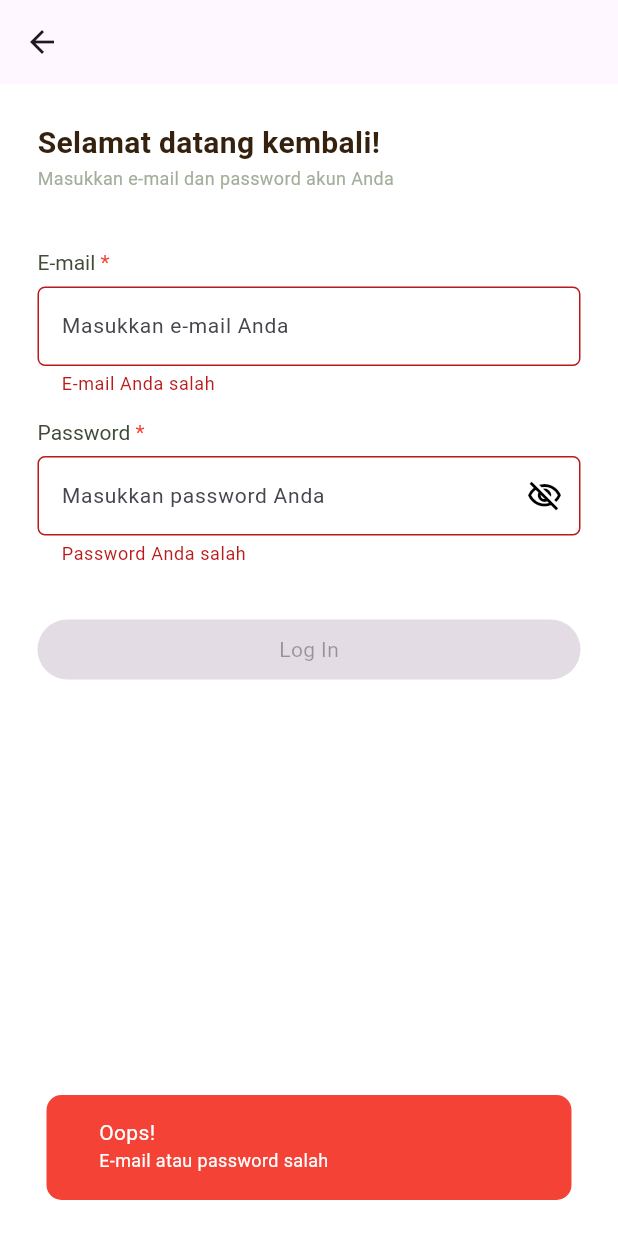
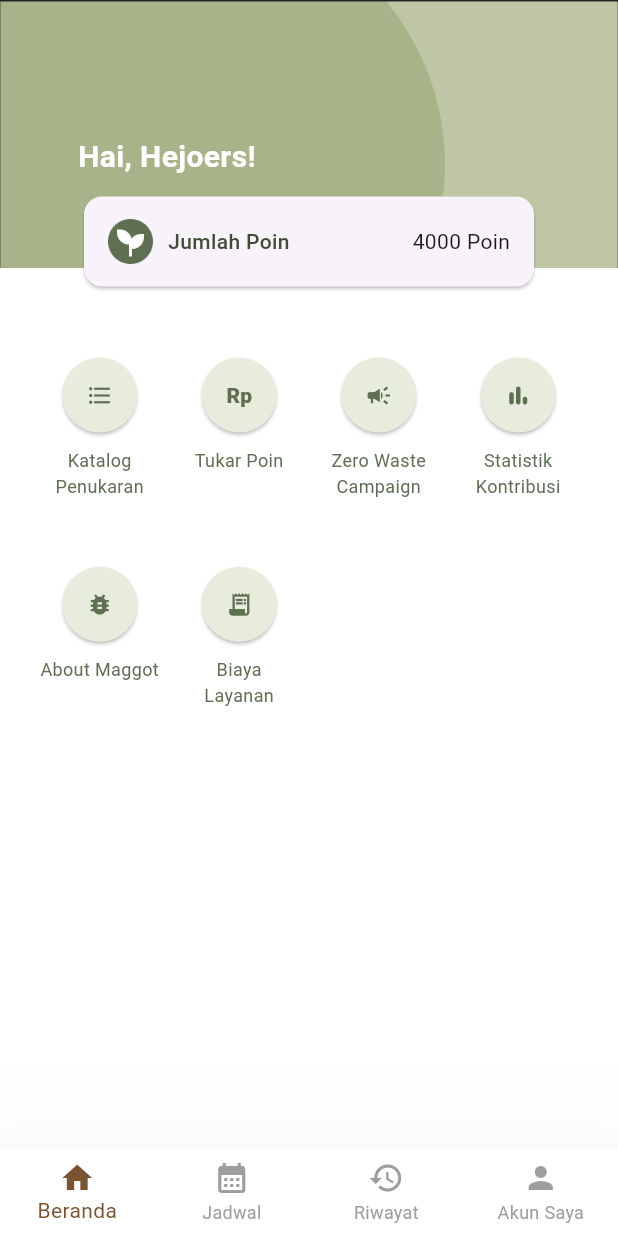
Before and after one commit to frendysanusi05/hejokeun, a Flutter app: the LoginScreen screen opened by its route, after a tap on "Log In", on a phone screen of 412 x 824 dp. Run offline on Flutter 3.47's test engine with Material 3 defaults, Android fonts, the phone set to English and light mode, and no system bars; our stand-ins replace cloud_firestore, firebase_auth, firebase_core, google_sign_in; accounts and stored records are empty.

Commit message:
feat: add main screen

```diff
--- a/lib/main.dart
+++ b/lib/main.dart
@@ -1,8 +1,9 @@
 import 'package:firebase_core/firebase_core.dart';
 import 'package:flutter/material.dart';
+import 'package:hejokeun/screens/home_screen.dart';
 import 'package:hejokeun/screens/signup_successful_screen.dart';
 import 'firebase_options.dart';
-
+import 'package:hejokeun/screens/main_screen.dart';
 import 'package:hejokeun/screens/signup_screen.dart';
 import 'package:hejokeun/screens/login_screen.dart';
 import 'package:hejokeun/screens/welcome_screen.dart';
@@ -34,6 +35,8 @@ class MyApp extends StatelessWidget {
         LoginScreen.id: (context) => const LoginScreen(),
         SignUpSuccessfullScreen.id: (context) =>
             const SignUpSuccessfullScreen(),
+        MainScreen.id: (context) => const MainScreen(),
+        HomeScreen.id: (context) => const HomeScreen(),
       },
     );
   }
--- /dev/null
+++ b/lib/screens/home_screen.dart
@@ -0,0 +1,230 @@
+import 'package:flutter/material.dart';
+import 'package:hejokeun/components/components.dart';
+import 'package:hejokeun/utils/constants.dart';
+
+class HomeScreen extends StatelessWidget {
+  const HomeScreen({super.key});
+  static String id = 'home_screen';
+
+  @override
+  Widget build(BuildContext context) {
+    return Column(
+      children: [
+        const Stack(
+          alignment: Alignment.topCenter,
+          clipBehavior: Clip.none,
+          children: [
+            TopScreenImage(
+              screenImageName: 'main_backdrop.png',
+            ),
+            Positioned(
+                top: 90,
+                child: Flex(
+                  direction: Axis.vertical,
+                  mainAxisAlignment: MainAxisAlignment.start,
+                  crossAxisAlignment: CrossAxisAlignment.start,
+                  children: [
+                    Text('Hai, Hejoers!',
+                        style: TextStyle(
+                            color: Colors.white,
+                            fontSize: kH5,
+                            fontWeight: FontWeight.w600)),
+                    SizedBox(height: 8),
+                    Card(
+                      surfaceTintColor: Colors.white,
+                      child: SizedBox(
+                          width: 300,
+                          height: 60,
+                          child: Padding(
+                            padding: EdgeInsets.only(left: 16, right: 16),
+                            child: Flex(
+                              direction: Axis.horizontal,
+                              children: [
+                                Flex(
+                                  direction: Axis.horizontal,
+                                  children: [
+                                    TopScreenImage(
+                                      screenImageName: "psychiatry.png",
+                                      width: 30,
+                                      height: 30,
+                                    ),
+                                    SizedBox(
+                                      width: 10,
+                                    ),
+                                    Text("Jumlah Poin",
+                                        style: TextStyle(
+                                            color: kAG0,
+                                            fontSize: kBS3,
+                                            fontWeight: FontWeight.w500)),
+                                  ],
+                                ),
+                                Spacer(),
+                                Text("4000 Poin")
+                              ],
+                            ),
+                          )),
+                    ),
+                  ],
+                ))
+          ],
+        ),
+        const SizedBox(height: 60),
+        Expanded(
+          child: GridView.count(
+              childAspectRatio: (1 / 1.5),
+              padding: const EdgeInsets.only(left: 20, right: 20),
+              crossAxisCount: 4,
+              children: [
+                Flex(
+                  direction: Axis.vertical,
+                  children: [
+                    ElevatedButton(
+                      onPressed: () {},
+                      style: ElevatedButton.styleFrom(
+                          backgroundColor: kLG4,
+                          foregroundColor: kLG5,
+                          shape: const CircleBorder(),
+                          padding: const EdgeInsets.all(5),
+                          fixedSize: const Size(50, 50)),
+                      child:
+                          const Icon(Icons.format_list_bulleted, color: kAG1),
+                    ),
+                    const SizedBox(
+                      height: 10,
+                    ),
+                    const Text("Katalog Penukaran",
+                        textAlign: TextAlign.center,
+                        style: TextStyle(
+                          color: kAG1,
+                          fontSize: kBR4,
+                        )),
+                  ],
+                ),
+                Flex(
+                  direction: Axis.vertical,
+                  children: [
+                    ElevatedButton(
+                      onPressed: () {},
+                      style: ElevatedButton.styleFrom(
+                          backgroundColor: kLG4,
+                          foregroundColor: kLG5,
+                          shape: const CircleBorder(),
+                          padding: const EdgeInsets.all(5),
+                          fixedSize: const Size(50, 50)),
+                      child: const Text("Rp",
+                          style: TextStyle(
+                              color: kAG1, fontWeight: FontWeight.w900)),
+                    ),
+                    const SizedBox(
+                      height: 10,
+                    ),
+                    const Text("Tukar Poin",
+                        textAlign: TextAlign.center,
+                        style: TextStyle(
+                          color: kAG1,
+                          fontSize: kBR4,
+                        )),
+                  ],
+                ),
+                Flex(
+                  direction: Axis.vertical,
+                  children: [
+                    ElevatedButton(
+                      onPressed: () {},
+                      style: ElevatedButton.styleFrom(
+                          backgroundColor: kLG4,
+                          foregroundColor: kLG5,
+                          shape: const CircleBorder(),
+                          padding: const EdgeInsets.all(5),
+                          fixedSize: const Size(50, 50)),
+                      child: const Icon(Icons.campaign, color: kAG1),
+                    ),
+                    const SizedBox(
+                      height: 10,
+                    ),
+                    const Text("Zero Waste Campaign",
+                        textAlign: TextAlign.center,
+                        style: TextStyle(
+                          color: kAG1,
+                          fontSize: kBR4,
+                        )),
+                  ],
+                ),
+                Flex(
+                  direction: Axis.vertical,
+                  children: [
+                    ElevatedButton(
+                      onPressed: () {},
+                      style: ElevatedButton.styleFrom(
+                          backgroundColor: kLG4,
+                          foregroundColor: kLG5,
+                          shape: const CircleBorder(),
+                          padding: const EdgeInsets.all(5),
+                          fixedSize: const Size(50, 50)),
+                      child: const Icon(Icons.bar_chart_rounded, color: kAG1),
+                    ),
+                    const SizedBox(
+                      height: 10,
+                    ),
+                    const Text("Statistik Kontribusi",
+                        textAlign: TextAlign.center,
+                        style: TextStyle(
+                          color: kAG1,
+                          fontSize: kBR4,
+                        )),
+                  ],
+                ),
+                Flex(
+                  direction: Axis.vertical,
+                  children: [
+                    ElevatedButton(
+                      onPressed: () {},
+                      style: ElevatedButton.styleFrom(
+                          backgroundColor: kLG4,
+                          foregroundColor: kLG5,
+                          shape: const CircleBorder(),
+                          padding: const EdgeInsets.all(5),
+                          fixedSize: const Size(50, 50)),
+                      child: const Icon(Icons.bug_report, color: kAG1),
+                    ),
+                    const SizedBox(
+                      height: 10,
+                    ),
+                    const Text("About Maggot",
+                        textAlign: TextAlign.center,
+                        style: TextStyle(
+                          color: kAG1,
+                          fontSize: kBR4,
+                        )),
+                  ],
+                ),
+                Flex(
+                  direction: Axis.vertical,
+                  children: [
+                    ElevatedButton(
+                      onPressed: () {},
+                      style: ElevatedButton.styleFrom(
+                          backgroundColor: kLG4,
+                          foregroundColor: kLG5,
+                          shape: const CircleBorder(),
+                          padding: const EdgeInsets.all(5),
+                          fixedSize: const Size(50, 50)),
+                      child: const Icon(Icons.receipt_long, color: kAG1),
+                    ),
+                    const SizedBox(
+                      height: 10,
+                    ),
+                    const Text("Biaya\nLayanan",
+                        textAlign: TextAlign.center,
+                        style: TextStyle(
+                          color: kAG1,
+                          fontSize: kBR4,
+                        )),
+                  ],
+                ),
+              ]),
+        ),
+      ],
+    );
+  }
+}
--- a/lib/screens/login_screen.dart
+++ b/lib/screens/login_screen.dart
@@ -2,6 +2,7 @@ import 'package:firebase_auth/firebase_auth.dart';
 import 'package:hejokeun/auth.dart';
 import 'package:hejokeun/components/components.dart';
 import 'package:flutter/material.dart';
+import 'package:hejokeun/screens/main_screen.dart';
 import 'package:hejokeun/utils/app_regex.dart';
 import 'package:hejokeun/utils/constants.dart';
 
@@ -227,12 +228,15 @@ class _LoginScreenState extends State<LoginScreen> {
               valueListenable: fieldValidNotifier,
               builder: (_, isValid, __) {
                 return CustomButton(
-                  buttonText: 'Log In',
-                  buttonColor: kAG0,
-                  textColor: Colors.white,
-                  isDisabled: !isValid,
-                  onPressed: signInWithEmailAndPassword,
-                );
+                    buttonText: 'Log In',
+                    buttonColor: kAG0,
+                    textColor: Colors.white,
+                    isDisabled: !isValid,
+                    onPressed: () {
+                      signInWithEmailAndPassword;
+                      Navigator.pushNamedAndRemoveUntil(
+                          context, MainScreen.id, (route) => false);
+                    });
               },
             )
           ],
--- /dev/null
+++ b/lib/screens/main_screen.dart
@@ -0,0 +1,66 @@
+import 'package:firebase_auth/firebase_auth.dart';
+import 'package:flutter/material.dart';
+import 'package:hejokeun/screens/home_screen.dart';
+import 'package:hejokeun/utils/constants.dart';
+
+class MainScreen extends StatefulWidget {
+  const MainScreen({super.key});
+  static String id = 'main_screen';
+
+  @override
+  State<MainScreen> createState() => _MainScreenState();
+}
+
+class _MainScreenState extends State<MainScreen> {
+  int _selectedIndex = 0;
+  User? user = FirebaseAuth.instance.currentUser;
+  static const List<Widget> _pages = <Widget>[
+    HomeScreen(),
+    Text('Jadwal'),
+    Text('Riwayat'),
+    Text('Akun Saya'),
+  ];
+
+  @override
+  Widget build(BuildContext context) {
+    print(user);
+    return Scaffold(
+      backgroundColor: Colors.white,
+      body: _pages.elementAt(_selectedIndex),
+      bottomNavigationBar: BottomNavigationBar(
+        backgroundColor: Colors.white,
+        elevation: 100,
+        type: BottomNavigationBarType.fixed,
+        showUnselectedLabels: true,
+        unselectedItemColor: Colors.grey,
+        selectedItemColor: kBrown,
+        items: const <BottomNavigationBarItem>[
+          BottomNavigationBarItem(
+            icon: Icon(Icons.home),
+            label: 'Beranda',
+          ),
+          BottomNavigationBarItem(
+            icon: Icon(Icons.calendar_month),
+            label: 'Jadwal',
+          ),
+          BottomNavigationBarItem(
+            icon: Icon(Icons.history),
+            label: 'Riwayat',
+          ),
+          BottomNavigationBarItem(
+            icon: Icon(Icons.person),
+            label: 'Akun Saya',
+          ),
+        ],
+        currentIndex: _selectedIndex,
+        onTap: _onItemTapped,
+      ),
+    );
+  }
+
+  void _onItemTapped(int index) {
+    setState(() {
+      _selectedIndex = index;
+    });
+  }
+}
--- a/lib/screens/welcome_screen.dart
+++ b/lib/screens/welcome_screen.dart
@@ -8,7 +8,7 @@ import 'package:hejokeun/utils/constants.dart';
 
 class WelcomeScreen extends StatelessWidget {
   const WelcomeScreen({super.key});
-  static String id = 'home_screen';
+  static String id = 'welcome_screen';
 
   @override
   Widget build(BuildContext context) {
```
Also changed, not shown: assets/images/main_backdrop.png (added), assets/images/psychiatry.png (added).
